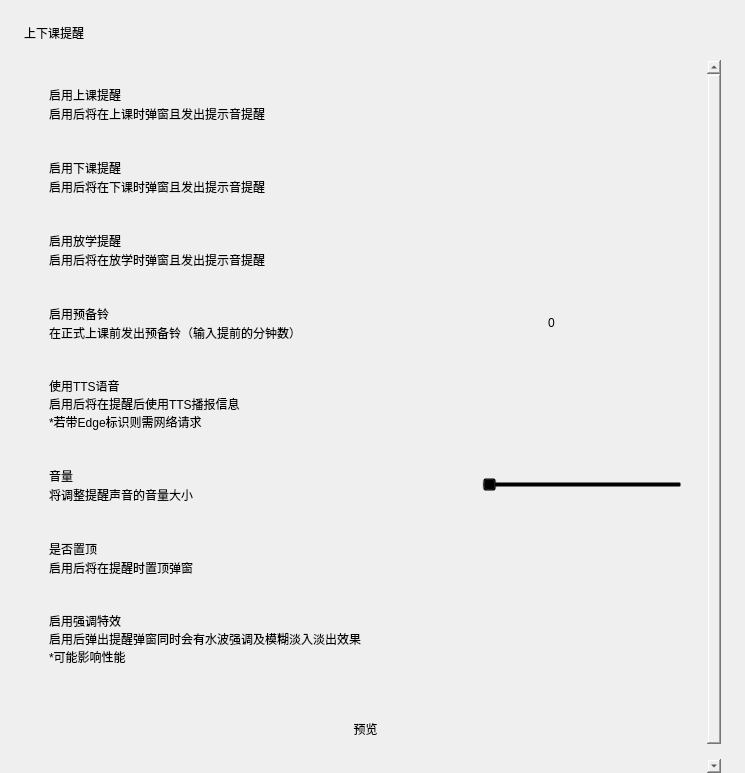
The window that view/menu/sound.ui (baiyao105/Class-Widgets) describes before a commit, drawn with Qt 5.
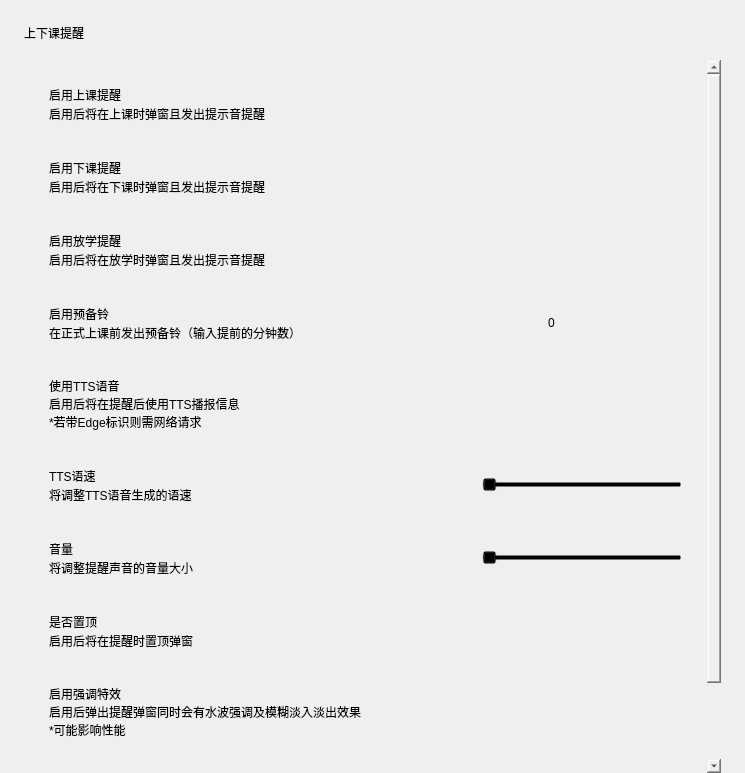
The same window after the commit. Custom widgets are drawn as their Qt base class.

Commit message: feat: TTS语速设置

What changed in the file:
```diff
--- a/view/menu/sound.ui
+++ b/view/menu/sound.ui
@@ -56,7 +56,7 @@
         <x>0</x>
         <y>0</y>
         <width>697</width>
-        <height>750</height>
+        <height>823</height>
        </rect>
       </property>
       <layout class="QVBoxLayout" name="verticalLayout_9">
@@ -469,6 +469,84 @@
            </layout>
           </widget>
          </item>
+         <item>
+          <widget class="CardWidget" name="CardWidget_11">
+           <property name="minimumSize">
+            <size>
+             <width>0</width>
+             <height>70</height>
+            </size>
+           </property>
+           <layout class="QHBoxLayout" name="horizontalLayout_10">
+            <property name="leftMargin">
+             <number>16</number>
+            </property>
+            <property name="topMargin">
+             <number>16</number>
+            </property>
+            <property name="rightMargin">
+             <number>16</number>
+            </property>
+            <property name="bottomMargin">
+             <number>16</number>
+            </property>
+            <item>
+             <layout class="QVBoxLayout" name="verticalLayout_16">
+              <property name="spacing">
+               <number>0</number>
+              </property>
+              <item>
+               <widget class="StrongBodyLabel" name="StrongBodyLabel_10">
+                <property name="text">
+                 <string>TTS语速</string>
+                </property>
+               </widget>
+              </item>
+              <item>
+               <widget class="CaptionLabel" name="CaptionLabel_11">
+                <property name="text">
+                 <string>将调整TTS语音生成的语速</string>
+                </property>
+                <property name="lightColor" stdset="0">
+                 <color alpha="150">
+                  <red>0</red>
+                  <green>0</green>
+                  <blue>0</blue>
+                 </color>
+                </property>
+                <property name="darkColor" stdset="0">
+                 <color alpha="200">
+                  <red>255</red>
+                  <green>255</green>
+                  <blue>255</blue>
+                 </color>
+                </property>
+               </widget>
+              </item>
+             </layout>
+            </item>
+            <item>
+             <widget class="Slider" name="slider_speed_tts">
+              <property name="sizePolicy">
+               <sizepolicy hsizetype="Maximum" vsizetype="Fixed">
+                <horstretch>0</horstretch>
+                <verstretch>0</verstretch>
+               </sizepolicy>
+              </property>
+              <property name="minimumSize">
+               <size>
+                <width>200</width>
+                <height>0</height>
+               </size>
+              </property>
+              <property name="orientation">
+               <enum>Qt::Horizontal</enum>
+              </property>
+             </widget>
+            </item>
+           </layout>
+          </widget>
+         </item>
          <item>
           <widget class="CardWidget" name="CardWidget_7">
            <property name="minimumSize">
```
The commit also changes 3 other files.
